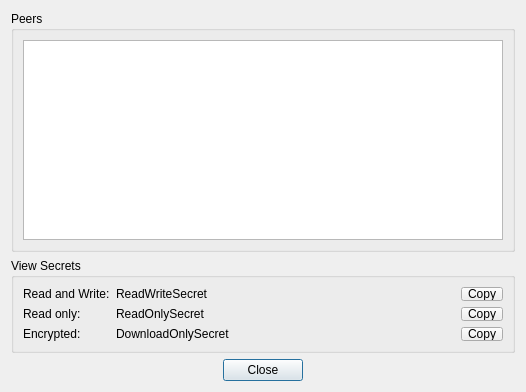
librevault/librevault, file gui/gui/FolderProperties.ui: the form before one commit.
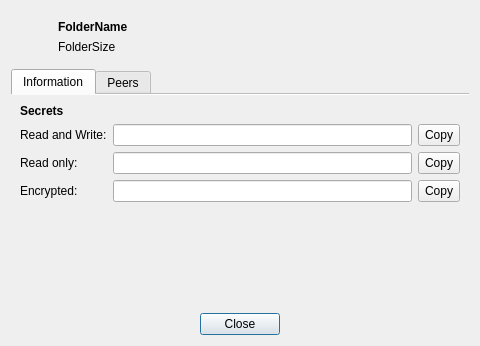
The form after the commit. Icons and pictures are not drawn.

Commit message: QLabel -> QLineEdit

Patch:
```diff
--- a/gui/gui/FolderProperties.ui
+++ b/gui/gui/FolderProperties.ui
@@ -9,10 +9,16 @@
    <rect>
     <x>0</x>
     <y>0</y>
-    <width>526</width>
-    <height>392</height>
+    <width>480</width>
+    <height>346</height>
    </rect>
   </property>
+  <property name="minimumSize">
+   <size>
+    <width>480</width>
+    <height>340</height>
+   </size>
+  </property>
   <property name="windowTitle">
    <string>Folder Properties</string>
   </property>
@@ -22,60 +28,112 @@
   </property>
   <layout class="QVBoxLayout" name="verticalLayout">
    <item>
-    <widget class="QGroupBox" name="peersBox">
-     <property name="title">
-      <string>Peers</string>
+    <widget class="QWidget" name="header" native="true">
+     <property name="sizePolicy">
+      <sizepolicy hsizetype="Preferred" vsizetype="Minimum">
+       <horstretch>0</horstretch>
+       <verstretch>0</verstretch>
+      </sizepolicy>
      </property>
-     <layout class="QVBoxLayout" name="verticalLayout_2">
+     <property name="minimumSize">
+      <size>
+       <width>0</width>
+       <height>48</height>
+      </size>
+     </property>
+     <layout class="QHBoxLayout" name="horizontalLayout">
       <item>
-       <widget class="QTreeView" name="peers_treeView">
-        <property name="selectionMode">
-         <enum>QAbstractItemView::NoSelection</enum>
+       <widget class="QLabel" name="folder_icon">
+        <property name="sizePolicy">
+         <sizepolicy hsizetype="Fixed" vsizetype="Fixed">
+          <horstretch>0</horstretch>
+          <verstretch>0</verstretch>
+         </sizepolicy>
         </property>
-        <property name="allColumnsShowFocus">
+        <property name="minimumSize">
+         <size>
+          <width>32</width>
+          <height>32</height>
+         </size>
+        </property>
+        <property name="maximumSize">
+         <size>
+          <width>32</width>
+          <height>32</height>
+         </size>
+        </property>
+        <property name="text">
+         <string/>
+        </property>
+        <property name="scaledContents">
          <bool>true</bool>
         </property>
        </widget>
       </item>
-     </layout>
+      <item>
+       <layout class="QVBoxLayout" name="verticalLayout_3">
+        <item>
+         <widget class="QLabel" name="folder_name">
+          <property name="styleSheet">
+           <string notr="true">font-weight: bold;</string>
+          </property>
+          <property name="text">
+           <string notr="true">FolderName</string>
+          </property>
+          <property name="wordWrap">
+           <bool>true</bool>
+          </property>
+         </widget>
+        </item>
+        <item>
+         <widget class="QLabel" name="folder_size">
+          <property name="styleSheet">
+           <string notr="true">font-size: 0.9em</string>
+          </property>
+          <property name="text">
+           <string notr="true">FolderSize</string>
+          </property>
+         </widget>
+        </item>
+       </layout>
+      </item>
+     </layout>
     </widget>
    </item>
    <item>
-    <widget class="QGroupBox" name="secretBox">
-     <property name="sizePolicy">
-      <sizepolicy hsizetype="Preferred" vsizetype="Fixed">
-       <horstretch>0</horstretch>
-       <verstretch>0</verstretch>
-      </sizepolicy>
+    <widget class="QTabWidget" name="tabWidget">
+     <property name="currentIndex">
+      <number>0</number>
      </property>
-     <property name="title">
-      <string>View Secrets</string>
+     <property name="documentMode">
+      <bool>true</bool>
      </property>
+     <widget class="QWidget" name="tab">
+      <attribute name="title">
+       <string>Information</string>
+      </attribute>
      <layout class="QFormLayout" name="formLayout">
-      <item row="0" column="0">
+       <item row="0" column="0" colspan="2">
+        <widget class="QLabel" name="label_4">
+         <property name="styleSheet">
+          <string notr="true">font-weight: bold</string>
+         </property>
+         <property name="text">
+          <string>Secrets</string>
+         </property>
+        </widget>
+       </item>
+       <item row="1" column="0">
        <widget class="QLabel" name="label_rw">
         <property name="text">
          <string>Read and Write:</string>
         </property>
        </widget>
       </item>
-      <item row="0" column="1">
+       <item row="1" column="1">
        <layout class="QHBoxLayout" name="layout_rw">
         <item>
-         <widget class="QLabel" name="secret_rw">
-          <property name="sizePolicy">
-           <sizepolicy hsizetype="MinimumExpanding" vsizetype="Preferred">
-            <horstretch>0</horstretch>
-            <verstretch>0</verstretch>
-           </sizepolicy>
-          </property>
-          <property name="text">
-           <string notr="true">ReadWriteSecret</string>
-          </property>
-          <property name="textInteractionFlags">
-           <set>Qt::LinksAccessibleByMouse|Qt::TextSelectableByKeyboard|Qt::TextSelectableByMouse</set>
-          </property>
-         </widget>
+          <widget class="QLineEdit" name="secret_rw"/>
         </item>
         <item>
          <widget class="QToolButton" name="copy_rw">
@@ -95,30 +153,17 @@
         </item>
        </layout>
       </item>
-      <item row="1" column="0">
+       <item row="2" column="0">
        <widget class="QLabel" name="label_ro">
         <property name="text">
          <string>Read only:</string>
         </property>
        </widget>
       </item>
-      <item row="1" column="1">
+       <item row="2" column="1">
        <layout class="QHBoxLayout" name="layout_ro">
         <item>
-         <widget class="QLabel" name="secret_ro">
-          <property name="sizePolicy">
-           <sizepolicy hsizetype="MinimumExpanding" vsizetype="Preferred">
-            <horstretch>0</horstretch>
-            <verstretch>0</verstretch>
-           </sizepolicy>
-          </property>
-          <property name="text">
-           <string notr="true">ReadOnlySecret</string>
-          </property>
-          <property name="textInteractionFlags">
-           <set>Qt::LinksAccessibleByMouse|Qt::TextSelectableByKeyboard|Qt::TextSelectableByMouse</set>
-          </property>
-         </widget>
+          <widget class="QLineEdit" name="secret_ro"/>
         </item>
         <item>
          <widget class="QToolButton" name="copy_ro">
@@ -138,30 +183,17 @@
         </item>
        </layout>
       </item>
-      <item row="2" column="0">
+       <item row="3" column="0">
        <widget class="QLabel" name="label_do">
         <property name="text">
          <string>Encrypted:</string>
         </property>
        </widget>
       </item>
-      <item row="2" column="1">
+       <item row="3" column="1">
        <layout class="QHBoxLayout" name="layout_do">
         <item>
-         <widget class="QLabel" name="secret_do">
-          <property name="sizePolicy">
-           <sizepolicy hsizetype="MinimumExpanding" vsizetype="Preferred">
-            <horstretch>0</horstretch>
-            <verstretch>0</verstretch>
-           </sizepolicy>
-          </property>
-          <property name="text">
-           <string notr="true">DownloadOnlySecret</string>
-          </property>
-          <property name="textInteractionFlags">
-           <set>Qt::LinksAccessibleByMouse|Qt::TextSelectableByKeyboard|Qt::TextSelectableByMouse</set>
-          </property>
-         </widget>
+          <widget class="QLineEdit" name="secret_do"/>
         </item>
         <item>
          <widget class="QToolButton" name="copy_do">
@@ -182,13 +214,34 @@
        </layout>
       </item>
      </layout>
-     <zorder>label_rw</zorder>
-     <zorder>label_ro</zorder>
-     <zorder>label_do</zorder>
-     <zorder>secret_rw</zorder>
-     <zorder>horizontalLayoutWidget_3</zorder>
-     <zorder>horizontalLayoutWidget</zorder>
-     <zorder>horizontalLayoutWidget_2</zorder>
+     </widget>
+     <widget class="QWidget" name="tab_2">
+      <attribute name="title">
+       <string>Peers</string>
+      </attribute>
+      <layout class="QVBoxLayout" name="verticalLayout_2">
+       <item>
+        <widget class="QTreeView" name="peers_treeView">
+         <property name="selectionMode">
+          <enum>QAbstractItemView::NoSelection</enum>
+         </property>
+         <property name="allColumnsShowFocus">
+          <bool>true</bool>
+         </property>
+        </widget>
+       </item>
+       <item>
+        <widget class="QLabel" name="label_5">
+         <property name="text">
+          <string>%n connected</string>
+         </property>
+         <property name="alignment">
+          <set>Qt::AlignCenter</set>
+         </property>
+        </widget>
+       </item>
+      </layout>
+     </widget>
     </widget>
    </item>
    <item>
```
Lines whose indentation alone changed are shown as unchanged.
